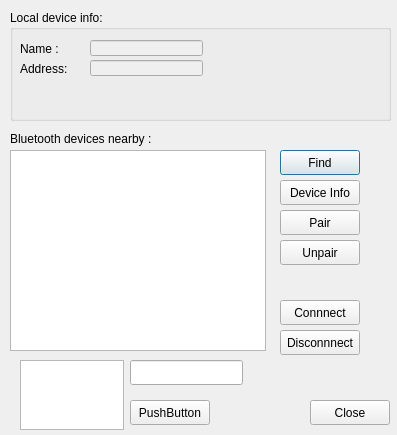
Qt form btconnector.ui (miiiiichal/OBDScanner) before a commit.
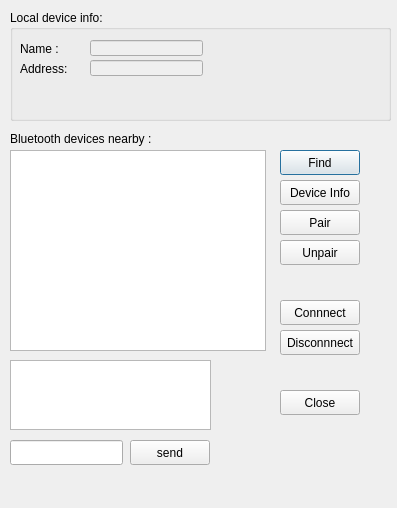
The same form after that commit.

Diff of the .ui file:
```diff
--- a/btconnector.ui
+++ b/btconnector.ui
@@ -7,7 +7,7 @@
     <x>0</x>
     <y>0</y>
     <width>397</width>
-    <height>435</height>
+    <height>508</height>
    </rect>
   </property>
   <property name="windowTitle">
@@ -104,8 +104,8 @@
   <widget class="QPushButton" name="buttonClose">
    <property name="geometry">
     <rect>
-     <x>310</x>
-     <y>400</y>
+     <x>280</x>
+     <y>390</y>
      <width>80</width>
      <height>25</height>
     </rect>
@@ -182,9 +182,9 @@
   <widget class="QTextEdit" name="textEdit">
    <property name="geometry">
     <rect>
-     <x>20</x>
+     <x>10</x>
      <y>360</y>
-     <width>104</width>
+     <width>201</width>
      <height>70</height>
     </rect>
    </property>
@@ -219,20 +219,20 @@
    <property name="geometry">
     <rect>
      <x>130</x>
-     <y>400</y>
+     <y>440</y>
      <width>80</width>
      <height>25</height>
     </rect>
    </property>
    <property name="text">
-    <string>PushButton</string>
+    <string>send</string>
    </property>
   </widget>
   <widget class="QLineEdit" name="inputInstr">
    <property name="geometry">
     <rect>
-     <x>130</x>
-     <y>360</y>
+     <x>10</x>
+     <y>440</y>
      <width>113</width>
      <height>25</height>
     </rect>
```
